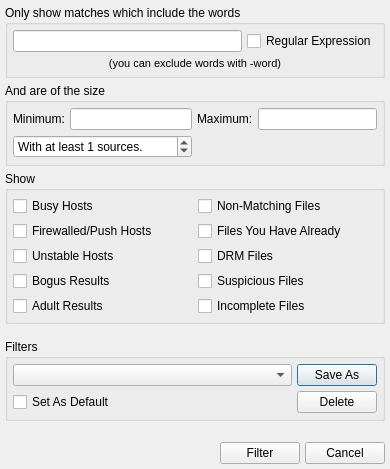
The window that Quazaa/UI/dialogfiltersearch.ui (quazaa-development-team/Quazaa) describes before a commit, drawn with Qt 5.
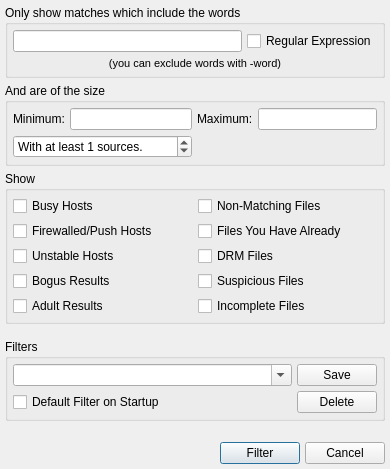
The same window after the commit. Icons and pictures are not drawn.

Commit message: [Search] Implemented loading and saving search filters across sessions. Implemented ability to set a default filter that is used upon startup. Fixed m_pLineEditFilter sometimes not being set to the correct value.

Diff of the .ui file:
```diff
--- a/Quazaa/UI/dialogfiltersearch.ui
+++ b/Quazaa/UI/dialogfiltersearch.ui
@@ -333,19 +333,34 @@
              <verstretch>0</verstretch>
             </sizepolicy>
            </property>
+           <property name="editable">
+            <bool>true</bool>
+           </property>
+           <property name="currentText">
+            <string notr="true"/>
+           </property>
+           <property name="insertPolicy">
+            <enum>QComboBox::NoInsert</enum>
+           </property>
+           <property name="sizeAdjustPolicy">
+            <enum>QComboBox::AdjustToContents</enum>
+           </property>
           </widget>
          </item>
          <item row="0" column="1">
           <widget class="QPushButton" name="pushButtonSaveAs">
            <property name="text">
-            <string>Save As</string>
+            <string>Save</string>
+           </property>
+           <property name="autoDefault">
+            <bool>false</bool>
            </property>
           </widget>
          </item>
          <item row="1" column="0">
           <widget class="QCheckBox" name="checkBoxSetDefault">
            <property name="text">
-            <string>Set As Default</string>
+            <string>Default Filter on Startup</string>
            </property>
           </widget>
          </item>
@@ -410,6 +425,9 @@
        <property name="text">
         <string>Filter</string>
        </property>
+       <property name="default">
+        <bool>true</bool>
+       </property>
       </widget>
      </item>
      <item row="1" column="2">
```
Left out of the diff: 16 changed lines with no effect on the pictures. Lines whose indentation alone changed are shown as unchanged. The commit also changes 6 other files.
